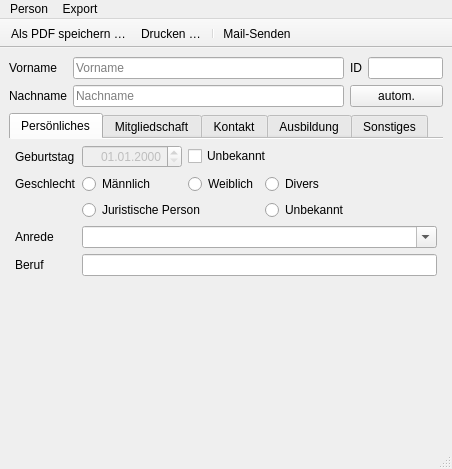
The window that Programm/epl_gui/personwindow.ui (philjosch/Einsatzplaner) describes before a commit, drawn with Qt 5.
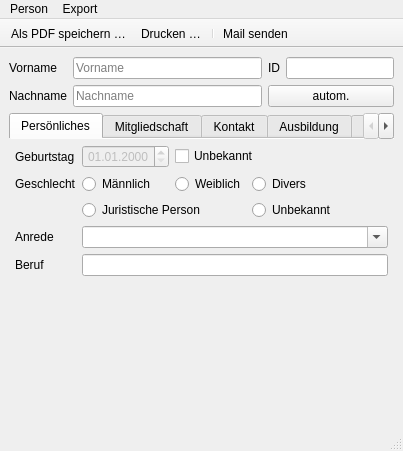
The same window after the commit. Icons and pictures are not drawn.

Commit message:
Fenster minimal verbessert
Diverse Fenster optimiert und überflüssige Einstellungen entfernt.

The edit to the form file:
```diff
--- a/Programm/epl_gui/personwindow.ui
+++ b/Programm/epl_gui/personwindow.ui
@@ -6,8 +6,8 @@
    <rect>
     <x>0</x>
     <y>0</y>
-    <width>452</width>
-    <height>469</height>
+    <width>403</width>
+    <height>451</height>
    </rect>
   </property>
   <property name="windowTitle">
@@ -19,7 +19,7 @@
   <widget class="QWidget" name="centralwidget">
    <layout class="QGridLayout" name="gridLayout_3" rowstretch="0,1">
     <item row="0" column="0">
-     <layout class="QGridLayout" name="gridLayout_7" columnstretch="0,0,0,0">
+     <layout class="QGridLayout" name="gridLayout_7" columnstretch="0,1,0,0">
       <item row="0" column="2">
        <widget class="QLabel" name="label_26">
         <property name="text">
@@ -39,18 +39,6 @@
       </item>
       <item row="0" column="1">
        <widget class="QLineEdit" name="lineVorname">
-        <property name="sizePolicy">
-         <sizepolicy hsizetype="Expanding" vsizetype="Fixed">
-          <horstretch>0</horstretch>
-          <verstretch>0</verstretch>
-         </sizepolicy>
-        </property>
-        <property name="minimumSize">
-         <size>
-          <width>150</width>
-          <height>0</height>
-         </size>
-        </property>
         <property name="placeholderText">
          <string>Vorname</string>
         </property>
@@ -67,14 +55,7 @@
        </widget>
       </item>
       <item row="0" column="3">
-       <widget class="QLineEdit" name="lineID">
-        <property name="maximumSize">
-         <size>
-          <width>75</width>
-          <height>16777215</height>
-         </size>
-        </property>
-       </widget>
+       <widget class="QLineEdit" name="lineID"/>
       </item>
       <item row="0" column="0">
        <widget class="QLabel" name="label">
@@ -135,12 +116,6 @@
           <property name="enabled">
            <bool>false</bool>
           </property>
-          <property name="minimumSize">
-           <size>
-            <width>100</width>
-            <height>0</height>
-           </size>
-          </property>
           <property name="alignment">
            <set>Qt::AlignRight|Qt::AlignTrailing|Qt::AlignVCenter</set>
           </property>
@@ -913,7 +888,7 @@
     <rect>
      <x>0</x>
      <y>0</y>
-     <width>452</width>
+     <width>403</width>
      <height>22</height>
     </rect>
    </property>
@@ -1020,7 +995,7 @@
      <normaloff>:/icon/at-symbol.svg</normaloff>:/icon/at-symbol.svg</iconset>
    </property>
    <property name="text">
-    <string>Mail-Senden</string>
+    <string>Mail senden</string>
    </property>
    <property name="iconVisibleInMenu">
     <bool>false</bool>
```
Left out of the diff: 12 changed lines with no effect on the pictures. The commit also changes 2 other files.
